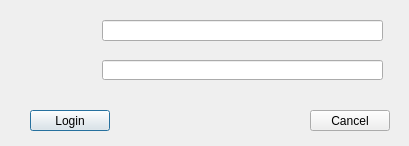
The window that logindialog.ui (nikifor511/hhospital) describes before a commit, drawn with Qt 5.
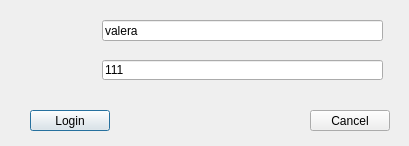
The same window after the commit.

Patch:
```diff
--- a/logindialog.ui
+++ b/logindialog.ui
@@ -22,6 +22,9 @@
      <height>21</height>
     </rect>
    </property>
+   <property name="text">
+    <string>valera</string>
+   </property>
   </widget>
   <widget class="QLineEdit" name="lineEdit_2">
    <property name="geometry">
@@ -32,6 +35,9 @@
      <height>20</height>
     </rect>
    </property>
+   <property name="text">
+    <string>111</string>
+   </property>
   </widget>
   <widget class="QPushButton" name="pushButton">
    <property name="geometry">
```
Left out of the diff: 4 changed lines with no effect on the pictures.
